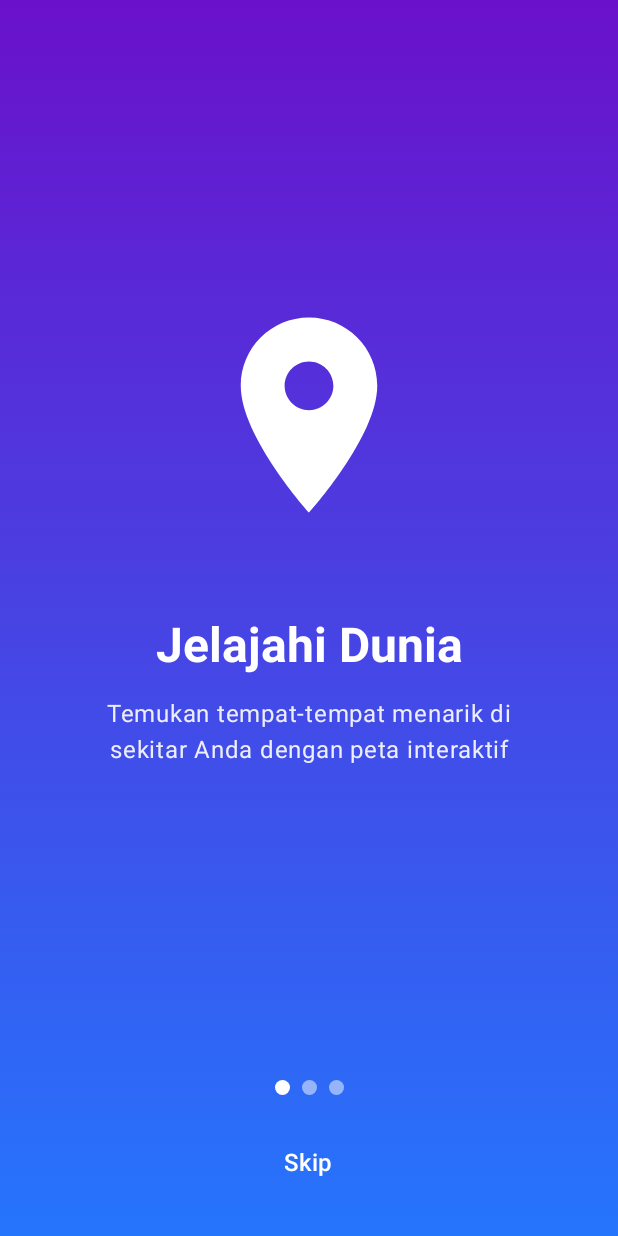
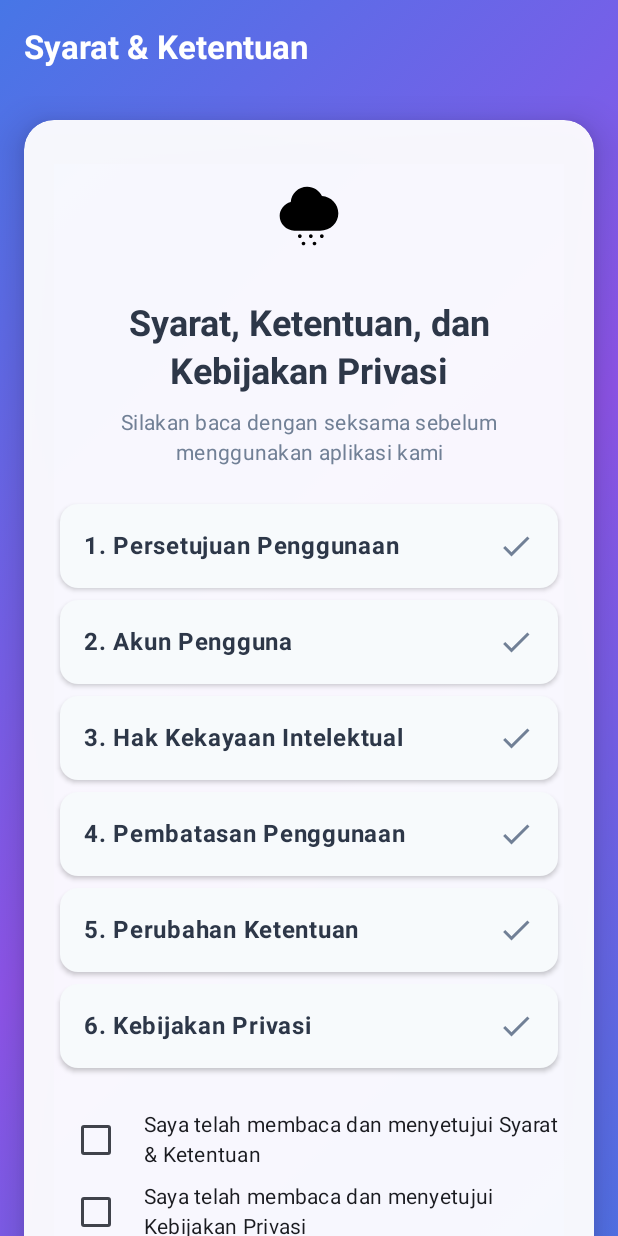
Before and after one commit to ujangaripin24/KotlinAndroidApp1, an Android app built with Jetpack Compose: the screen it shows after launch (MainActivity), on a phone screen of 412 x 824 dp. Run offline under Robolectric (Android 15) with nearby library versions, the light colour scheme and no system bars; libraries missing offline, so code that uses them is left out: com.mapbox.common; 1 statement that could not run was skipped.

Commit message:
[page] add term and policy screen

```diff
--- a/app/src/main/java/com/example/kotlinandroidapp1/data/UserPreferences.kt
+++ b/app/src/main/java/com/example/kotlinandroidapp1/data/UserPreferences.kt
@@ -11,6 +11,7 @@ val Context.dataStore by preferencesDataStore("user_preferences")
 
 object UserPreferencesKeys {
     val ONBOARDING = booleanPreferencesKey("on_boarding")
+    var TERMANDPOLICY = booleanPreferencesKey("term_and_policy")
 }
 
 class UserPreferences(private val context: Context) {
@@ -18,9 +19,19 @@ class UserPreferences(private val context: Context) {
         prefs[UserPreferencesKeys.ONBOARDING] ?: false
     }
 
+    val termandpolicyCompleted: Flow<Boolean> = context.dataStore.data.map { prefs ->
+        prefs[UserPreferencesKeys.TERMANDPOLICY] ?: false
+    }
+
     suspend fun setOnboardingCompleted(completed: Boolean) {
         context.dataStore.edit { prefs ->
             prefs[UserPreferencesKeys.ONBOARDING] = completed
         }
     }
+
+    suspend fun setTermPolicyCompleted(completed: Boolean) {
+        context.dataStore.edit { prefs ->
+            prefs[UserPreferencesKeys.TERMANDPOLICY] = completed
+        }
+    }
 }
--- a/app/src/main/java/com/example/kotlinandroidapp1/layout/MainLayout.kt
+++ b/app/src/main/java/com/example/kotlinandroidapp1/layout/MainLayout.kt
@@ -17,9 +17,9 @@ import androidx.navigation.NavHostController
 import androidx.navigation.compose.NavHost
 import androidx.navigation.compose.composable
 import androidx.navigation.compose.rememberNavController
-import com.example.kotlinandroidapp1.ui.dashboard.DashboardPage
-import com.example.kotlinandroidapp1.ui.map.MapPage
-import com.example.kotlinandroidapp1.ui.profile.ProfilePage
+import com.example.kotlinandroidapp1.ui.dashboard_screen.DashboardPage
+import com.example.kotlinandroidapp1.ui.map_screen.MapPage
+import com.example.kotlinandroidapp1.ui.profile_screen.ProfilePage
 
 @Composable
 fun MainLayout(parentNavController: NavHostController) {
--- a/app/src/main/java/com/example/kotlinandroidapp1/navigation/AppNavHost.kt
+++ b/app/src/main/java/com/example/kotlinandroidapp1/navigation/AppNavHost.kt
@@ -7,11 +7,11 @@ import androidx.navigation.compose.NavHost
 import androidx.navigation.compose.composable
 import com.example.kotlinandroidapp1.data.UserPreferences
 import com.example.kotlinandroidapp1.layout.MainLayout
-import com.example.kotlinandroidapp1.ui.home.HomeScreen
-import com.example.kotlinandroidapp1.ui.login.LoginScreen
-import com.example.kotlinandroidapp1.ui.onboarding.OnboardingScreen
-import com.example.kotlinandroidapp1.ui.profile.ProfileDetailPage
+import com.example.kotlinandroidapp1.ui.login_screen.LoginScreen
+import com.example.kotlinandroidapp1.ui.onboarding_screen.OnboardingScreen
+import com.example.kotlinandroidapp1.ui.profile_screen.ProfileDetailPage
 import com.example.kotlinandroidapp1.ui.splash_screen.SplashScreen
+import com.example.kotlinandroidapp1.ui.term_policy_screen.TermPolicyScreen
 
 @Composable
 fun AppNavHost(navController: NavHostController, userPreferences: UserPreferences) {
@@ -27,7 +27,7 @@ fun AppNavHost(navController: NavHostController, userPreferences: UserPreference
                             popUpTo(0)
                         }
                     } else {
-                        navController.navigate("onboarding") {
+                        navController.navigate("term_and_policy") {
                             popUpTo(0)
                         }
                     }
@@ -38,12 +38,18 @@ fun AppNavHost(navController: NavHostController, userPreferences: UserPreference
             val startDestination = if (onboardingCompleted) {
                 "login_screen"
             } else {
-                "onboarding"
+                "term_and_policy"
             }
             NavHost(
                 navController = navController,
                 startDestination = startDestination
             ) {
+                composable("term_and_policy") {
+                    TermPolicyScreen(
+                        onBoardingClick = {navController.navigate("onboarding")},
+                        userPreferences = userPreferences
+                    )
+                }
                 composable("onboarding") {
                     OnboardingScreen(
                         onLoginClick = { navController.navigate("login_screen") },
--- a/app/src/main/java/com/example/kotlinandroidapp1/ui/dashboard/DashboardPage.kt
+++ b/app/src/main/java/com/example/kotlinandroidapp1/ui/dashboard_screen/DashboardPage.kt
@@ -1,4 +1,4 @@
-package com.example.kotlinandroidapp1.ui.dashboard
+package com.example.kotlinandroidapp1.ui.dashboard_screen
 
 import androidx.compose.foundation.layout.Box
 import androidx.compose.foundation.layout.fillMaxSize
--- a/app/src/main/java/com/example/kotlinandroidapp1/ui/home/HomeScreen.kt
+++ b/app/src/main/java/com/example/kotlinandroidapp1/ui/home_screen/HomeScreen.kt
@@ -1,4 +1,4 @@
-package com.example.kotlinandroidapp1.ui.home
+package com.example.kotlinandroidapp1.ui.home_screen
 
 import androidx.compose.foundation.layout.Box
 import androidx.compose.foundation.layout.fillMaxSize
--- a/app/src/main/java/com/example/kotlinandroidapp1/ui/login/LoginScreen.kt
+++ b/app/src/main/java/com/example/kotlinandroidapp1/ui/login_screen/LoginScreen.kt
@@ -1,4 +1,4 @@
-package com.example.kotlinandroidapp1.ui.login
+package com.example.kotlinandroidapp1.ui.login_screen
 
 import androidx.compose.animation.AnimatedVisibility
 import androidx.compose.animation.ExperimentalAnimationApi
--- a/app/src/main/java/com/example/kotlinandroidapp1/ui/map/MapPage.kt
+++ b/app/src/main/java/com/example/kotlinandroidapp1/ui/map_screen/MapPage.kt
@@ -1,4 +1,4 @@
-package com.example.kotlinandroidapp1.ui.map
+package com.example.kotlinandroidapp1.ui.map_screen
 
 import androidx.compose.foundation.layout.Column
 import androidx.compose.foundation.layout.fillMaxSize
--- a/app/src/main/java/com/example/kotlinandroidapp1/ui/onboarding/OnboardingViewModel.kt
+++ /dev/null
@@ -1,4 +0,0 @@
-package com.example.kotlinandroidapp1.ui.onboarding
-
-class OnboardingViewModel {
-}
--- a/app/src/main/java/com/example/kotlinandroidapp1/ui/onboarding/OnBoardingScreen.kt
+++ b/app/src/main/java/com/example/kotlinandroidapp1/ui/onboarding_screen/OnBoardingScreen.kt
@@ -1,4 +1,4 @@
-package com.example.kotlinandroidapp1.ui.onboarding
+package com.example.kotlinandroidapp1.ui.onboarding_screen
 
 import androidx.compose.animation.AnimatedVisibility
 import androidx.compose.animation.core.Spring
--- /dev/null
+++ b/app/src/main/java/com/example/kotlinandroidapp1/ui/onboarding_screen/OnboardingViewModel.kt
@@ -0,0 +1,4 @@
+package com.example.kotlinandroidapp1.ui.onboarding_screen
+
+class OnboardingViewModel {
+}
--- a/app/src/main/java/com/example/kotlinandroidapp1/ui/profile/ProfileDetailPage.kt
+++ b/app/src/main/java/com/example/kotlinandroidapp1/ui/profile_screen/ProfileDetailPage.kt
@@ -1,4 +1,4 @@
-package com.example.kotlinandroidapp1.ui.profile
+package com.example.kotlinandroidapp1.ui.profile_screen
 
 import androidx.compose.foundation.layout.Box
 import androidx.compose.foundation.layout.fillMaxSize
--- a/app/src/main/java/com/example/kotlinandroidapp1/ui/profile/ProfilePage.kt
+++ b/app/src/main/java/com/example/kotlinandroidapp1/ui/profile_screen/ProfilePage.kt
@@ -1,4 +1,4 @@
-package com.example.kotlinandroidapp1.ui.profile
+package com.example.kotlinandroidapp1.ui.profile_screen
 
 import androidx.compose.foundation.layout.Box
 import androidx.compose.foundation.layout.fillMaxSize
--- /dev/null
+++ b/app/src/main/java/com/example/kotlinandroidapp1/ui/term_policy_screen/TermPolicyScreen.kt
@@ -0,0 +1,393 @@
+package com.example.kotlinandroidapp1.ui.term_policy_screen
+
+import androidx.compose.animation.AnimatedVisibility
+import androidx.compose.animation.ExperimentalAnimationApi
+import androidx.compose.animation.core.Animatable
+import androidx.compose.animation.core.Spring
+import androidx.compose.animation.core.SpringSpec
+import androidx.compose.animation.core.tween
+import androidx.compose.animation.fadeIn
+import androidx.compose.animation.fadeOut
+import androidx.compose.animation.scaleIn
+import androidx.compose.animation.slideInVertically
+import androidx.compose.foundation.Image
+import androidx.compose.foundation.background
+import androidx.compose.foundation.clickable
+import androidx.compose.foundation.layout.Arrangement
+import androidx.compose.foundation.layout.Box
+import androidx.compose.foundation.layout.Column
+import androidx.compose.foundation.layout.Row
+import androidx.compose.foundation.layout.Spacer
+import androidx.compose.foundation.layout.fillMaxSize
+import androidx.compose.foundation.layout.fillMaxWidth
+import androidx.compose.foundation.layout.height
+import androidx.compose.foundation.layout.padding
+import androidx.compose.foundation.layout.size
+import androidx.compose.foundation.layout.width
+import androidx.compose.foundation.rememberScrollState
+import androidx.compose.foundation.shape.RoundedCornerShape
+import androidx.compose.foundation.verticalScroll
+import androidx.compose.material.icons.Icons
+import androidx.compose.material.icons.filled.Check
+import androidx.compose.material.icons.filled.CheckCircle
+import androidx.compose.material.icons.filled.Home
+import androidx.compose.material3.Button
+import androidx.compose.material3.ButtonDefaults
+import androidx.compose.material3.Card
+import androidx.compose.material3.CardDefaults
+import androidx.compose.material3.Checkbox
+import androidx.compose.material3.ExperimentalMaterial3Api
+import androidx.compose.material3.Icon
+import androidx.compose.material3.IconButton
+import androidx.compose.material3.MaterialTheme
+import androidx.compose.material3.Scaffold
+import androidx.compose.material3.Surface
+import androidx.compose.material3.Text
+import androidx.compose.material3.TopAppBar
+import androidx.compose.material3.TopAppBarDefaults
+import androidx.compose.runtime.Composable
+import androidx.compose.runtime.LaunchedEffect
+import androidx.compose.runtime.getValue
+import androidx.compose.runtime.mutableStateOf
+import androidx.compose.runtime.remember
+import androidx.compose.runtime.rememberCoroutineScope
+import androidx.compose.runtime.setValue
+import androidx.compose.ui.Alignment
+import androidx.compose.ui.Modifier
+import androidx.compose.ui.draw.shadow
+import androidx.compose.ui.graphics.Brush
+import androidx.compose.ui.graphics.Color
+import androidx.compose.ui.graphics.graphicsLayer
+import androidx.compose.ui.res.painterResource
+import androidx.compose.ui.text.font.FontWeight
+import androidx.compose.ui.text.style.TextAlign
+import androidx.compose.ui.unit.dp
+import androidx.compose.ui.unit.sp
+import com.example.kotlinandroidapp1.R
+import com.example.kotlinandroidapp1.data.UserPreferences
+import kotlinx.coroutines.launch
+
+data class TermSection(
+    val title: String,
+    val content: String,
+    var isExpanded: Boolean = false
+)
+
+@OptIn(ExperimentalMaterial3Api::class, ExperimentalAnimationApi::class)
+@Composable
+fun TermPolicyScreen(
+    onBoardingClick: () -> Unit,
+    userPreferences: UserPreferences
+) {
+    var acceptedTerms by remember { mutableStateOf(false) }
+    var acceptedPrivacy by remember { mutableStateOf(false) }
+
+    val scope = rememberCoroutineScope()
+    val animatedProgress = remember { Animatable(0f) }
+
+    LaunchedEffect(Unit) {
+        animatedProgress.animateTo(
+            targetValue = 1f,
+            animationSpec = SpringSpec(
+                dampingRatio = Spring.DampingRatioLowBouncy,
+                stiffness = Spring.StiffnessLow
+            )
+        )
+    }
+
+    val gradientColors = listOf(
+        Color(0xFF4776E6),
+        Color(0xFF8E54E9),
+        Color(0xFF4776E6)
+    )
+
+    val animatedGradient = Brush.linearGradient(
+        colors = gradientColors,
+        start = androidx.compose.ui.geometry.Offset(0f, 0f),
+        end = androidx.compose.ui.geometry.Offset(
+            x = 1000f * animatedProgress.value,
+            y = 1000f * animatedProgress.value
+        )
+    )
+
+    val termsSections = remember {
+        mutableStateOf(listOf(
+            TermSection(
+                "1. Persetujuan Penggunaan",
+                "Dengan mengakses atau menggunakan aplikasi ini, Anda setuju untuk terikat oleh syarat dan ketentuan ini. Jika Anda tidak setuju dengan syarat dan ketentuan, jangan gunakan aplikasi kami."
+            ),
+            TermSection(
+                "2. Akun Pengguna",
+                "Anda bertanggung jawab untuk menjaga kerahasiaan informasi akun dan kata sandi Anda. Anda setuju untuk menerima tanggung jawab atas semua aktivitas yang terjadi di bawah akun Anda."
+            ),
+            TermSection(
+                "3. Hak Kekayaan Intelektual",
+                "Seluruh konten, fitur, dan fungsi yang ada dalam aplikasi ini, termasuk tetapi tidak terbatas pada semua informasi, perangkat lunak, teks, tampilan, gambar, video, dan audio, adalah milik kami atau pemberi lisensi kami."
+            ),
+            TermSection(
+                "4. Pembatasan Penggunaan",
+                "Anda tidak boleh menggunakan aplikasi ini untuk tujuan yang melanggar hukum, mengganggu, atau membahayakan orang lain. Anda juga tidak boleh mencoba mendapatkan akses tidak sah ke sistem atau jaringan kami."
+            ),
+            TermSection(
+                "5. Perubahan Ketentuan",
+                "Kami dapat merevisi syarat dan ketentuan ini kapan saja dengan memposting versi yang diperbarui. Dengan terus menggunakan aplikasi setelah perubahan, Anda menerima syarat dan ketentuan yang direvisi."
+            ),
+            TermSection(
+                "6. Kebijakan Privasi",
+                "Kami menghargai privasi Anda dan berkomitmen untuk melindungi informasi pribadi Anda. Kebijakan privasi kami menjelaskan bagaimana kami mengumpulkan, menggunakan, dan melindungi informasi Anda."
+            )
+        ))
+    }
+
+    Box(
+        modifier = Modifier
+            .fillMaxSize()
+            .background(animatedGradient)
+    ) {
+        Scaffold(
+            topBar = {
+                TopAppBar(
+                    title = {
+                        Text(
+                            text = "Syarat & Ketentuan",
+                            color = Color.White,
+                            fontWeight = FontWeight.Bold
+                        )
+                    },
+                    colors = TopAppBarDefaults.topAppBarColors(
+                        containerColor = Color.Transparent
+                    )
+                )
+            },
+            containerColor = Color.Transparent
+        ) { innerPadding ->
+            Column(
+                modifier = Modifier
+                    .padding(innerPadding)
+                    .fillMaxSize()
+                    .verticalScroll(rememberScrollState())
+            ) {
+                AnimatedVisibility(
+                    visible = true,
+                    enter = fadeIn(animationSpec = tween(1000)) +
+                            slideInVertically(animationSpec = tween(1000)) { it / 2 },
+                    modifier = Modifier.align(Alignment.CenterHorizontally)
+                ) {
+                    Surface(
+                        modifier = Modifier
+                            .padding(16.dp)
+                            .fillMaxWidth()
+                            .shadow(16.dp, RoundedCornerShape(20.dp)),
+                        shape = RoundedCornerShape(20.dp),
+                        color = Color.White.copy(alpha = 0.95f)
+                    ) {
+                        Column(
+                            modifier = Modifier
+                                .padding(24.dp)
+                                .fillMaxWidth(),
+                            horizontalAlignment = Alignment.CenterHorizontally
+                        ) {
+                            AnimatedVisibility(
+                                visible = true,
+                                enter = scaleIn(animationSpec = tween(800))
+                            ) {
+                                Image(
+                                    painter = painterResource(id = R.drawable.ic_launcher_foreground),
+                                    contentDescription = "App Logo",
+                                    modifier = Modifier.size(80.dp)
+                                )
+                            }
+
+                            Spacer(modifier = Modifier.height(16.dp))
+
+                            Text(
+                                text = "Syarat, Ketentuan, dan Kebijakan Privasi",
+                                style = MaterialTheme.typography.headlineSmall.copy(
+                                    fontWeight = FontWeight.Bold,
+                                    color = Color(0xFF2D3748)
+                                ),
+                                textAlign = TextAlign.Center
+                            )
+
+                            Spacer(modifier = Modifier.height(8.dp))
+
+                            Text(
+                                text = "Silakan baca dengan seksama sebelum menggunakan aplikasi kami",
+                                style = MaterialTheme.typography.bodyMedium.copy(
+                                    color = Color(0xFF718096)
+                                ),
+                                textAlign = TextAlign.Center
+                            )
+
+                            Spacer(modifier = Modifier.height(24.dp))
+
+                            termsSections.value.forEachIndexed { index, section ->
+                                TermSectionItem(
+                                    section = section,
+                                    onExpandedChange = { expanded ->
+                                        val updatedSections = termsSections.value.toMutableList()
+                                        updatedSections[index] = updatedSections[index].copy(isExpanded = expanded)
+                                        termsSections.value = updatedSections
+                                    }
+                                )
+                                if (index < termsSections.value.size - 1) {
+                                    Spacer(modifier = Modifier.height(8.dp))
+                                }
+                            }
+
+                            Spacer(modifier = Modifier.height(24.dp))
+
+                            Row(
+                                modifier = Modifier
+                                    .fillMaxWidth()
+                                    .clickable { acceptedTerms = !acceptedTerms },
+                                verticalAlignment = Alignment.CenterVertically
+                            ) {
+                                Checkbox(
+                                    checked = acceptedTerms,
+                                    onCheckedChange = { acceptedTerms = it }
+                                )
+                                Spacer(modifier = Modifier.width(8.dp))
+                                Text(
+                                    text = "Saya telah membaca dan menyetujui Syarat & Ketentuan",
+                                    style = MaterialTheme.typography.bodyMedium
+                                )
+                            }
+
+                            Row(
+                                modifier = Modifier
+                                    .fillMaxWidth()
+                                    .clickable { acceptedPrivacy = !acceptedPrivacy },
+                                verticalAlignment = Alignment.CenterVertically
+                            ) {
+                                Checkbox(
+                                    checked = acceptedPrivacy,
+                                    onCheckedChange = { acceptedPrivacy = it }
+                                )
+                                Spacer(modifier = Modifier.width(8.dp))
+                                Text(
+                                    text = "Saya telah membaca dan menyetujui Kebijakan Privasi",
+                                    style = MaterialTheme.typography.bodyMedium
+                                )
+                            }
+
+                            Spacer(modifier = Modifier.height(24.dp))
+
+                            Button(
+                                onClick = {
+                                    scope.launch {
+                                        userPreferences.setTermPolicyCompleted(true)
+                                        onBoardingClick
+                                    }
+                                },
+                                modifier = Modifier
+                                    .fillMaxWidth()
+                                    .height(56.dp)
+                                    .shadow(8.dp, RoundedCornerShape(12.dp)),
+                                shape = RoundedCornerShape(12.dp),
+                                colors = ButtonDefaults.buttonColors(
+                                    containerColor = if (acceptedTerms && acceptedPrivacy) {
+                                        Color(0xFF4776E6)
+                                    } else {
+                                        Color(0xFFCBD5E0)
+                                    },
+                                    contentColor = Color.White
+                                ),
+                                enabled = acceptedTerms && acceptedPrivacy
+                            ) {
+                                Icon(
+                                    imageVector = Icons.Default.CheckCircle,
+                                    contentDescription = "Terima",
+                                    modifier = Modifier.size(24.dp)
+                                )
+                                Spacer(modifier = Modifier.width(12.dp))
+                                Text(
+                                    text = "Terima & Lanjutkan",
+                                    fontSize = 16.sp,
+                                    fontWeight = FontWeight.Bold
+                                )
+                            }
+
+                            Spacer(modifier = Modifier.height(16.dp))
+                        }
+                    }
+                }
+
+                Spacer(modifier = Modifier.height(32.dp))
+            }
+        }
+    }
+}
+
+@Composable
+fun TermSectionItem(
+    section: TermSection,
+    onExpandedChange: (Boolean) -> Unit
+) {
+    Card(
+        modifier = Modifier
+            .fillMaxWidth()
+            .clickable { onExpandedChange(!section.isExpanded) },
+        shape = RoundedCornerShape(12.dp),
+        colors = CardDefaults.cardColors(
+            containerColor = Color(0xFFF7FAFC)
+        ),
+        elevation = CardDefaults.cardElevation(defaultElevation = 2.dp)
+    ) {
+        Column(
+            modifier = Modifier.padding(16.dp)
+        ) {
+            Row(
+                modifier = Modifier.fillMaxWidth(),
+                verticalAlignment = Alignment.CenterVertically,
+                horizontalArrangement = Arrangement.SpaceBetween
+            ) {
+                Text(
+                    text = section.title,
+                    style = MaterialTheme.typography.bodyLarge.copy(
+                        fontWeight = FontWeight.Bold,
+                        color = Color(0xFF2D3748)
+                    ),
+                    modifier = Modifier.weight(1f)
+                )
+
+                IconButton(
+                    onClick = { onExpandedChange(!section.isExpanded) },
+                    modifier = Modifier.size(24.dp)
+                ) {
+                    Icon(
+                        imageVector = if (section.isExpanded) {
+                            Icons.Default.Home
+                        } else {
+                            Icons.Default.Check
+                        },
+                        contentDescription = if (section.isExpanded) {
+                            "Sembunyikan"
+                        } else {
+                            "Tampilkan"
+                        },
+                        tint = Color(0xFF718096)
+                    )
+                }
+            }
+
+            AnimatedVisibility(
+                visible = section.isExpanded,
+                enter = fadeIn(animationSpec = tween(300)),
+                exit = fadeOut(animationSpec = tween(300))
+            ) {
+                Text(
+                    text = section.content,
+                    style = MaterialTheme.typography.bodyMedium.copy(
+                        color = Color(0xFF4A5568)
+                    ),
+                    modifier = Modifier.padding(top = 12.dp)
+                )
+            }
+        }
+    }
+}
+
+fun Modifier.alpha(alpha: Float): Modifier = this.then(
+    graphicsLayer(alpha = alpha)
+)
```
